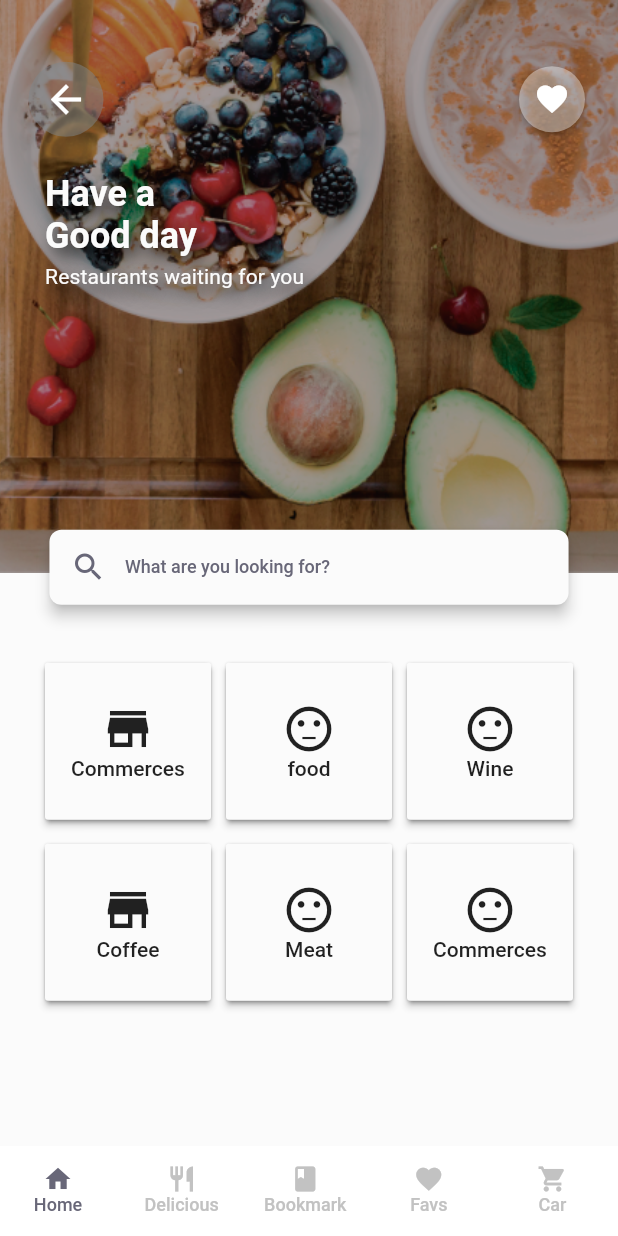
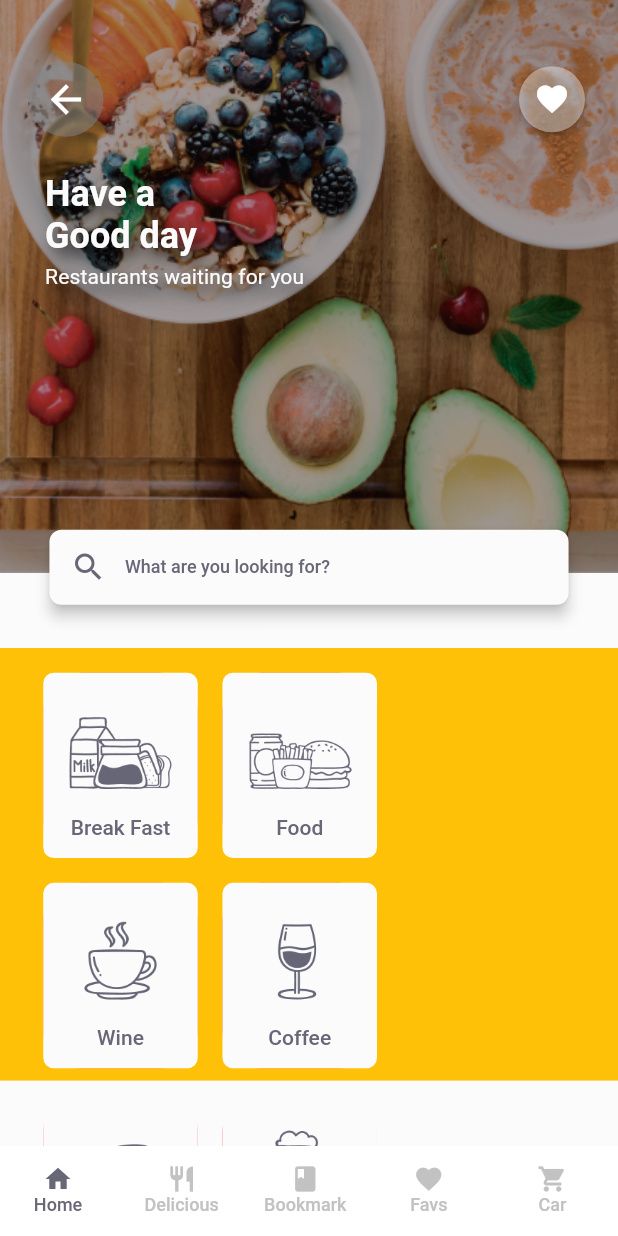
Before and after one commit to DalexisValencia/Fifth-test-app_Restaurants, a Flutter app: the screen it shows after launch, on a phone screen of 412 x 824 dp. Run offline on Flutter 3.47's test engine with Material 2 defaults, Android fonts, the phone set to English and light mode, and no system bars.

Commit message:
Iconos decategorias en el home

```diff
--- a/lib/interfaces/categories.dart
+++ b/lib/interfaces/categories.dart
@@ -3,5 +3,6 @@ import 'package:flutter/cupertino.dart';
 class Category {
   String name;
   IconData icon;
-  Category(this.name, this.icon);
+  String iconSource;
+  Category(this.name, this.icon, this.iconSource);
 }
--- a/lib/screens/home.dart
+++ b/lib/screens/home.dart
@@ -114,12 +114,12 @@ class HomePage extends StatefulWidget {
 
 class _HomePageState extends State<HomePage> {
   List<Category> _categories = [
-    Category('Commerces', Icons.store_mall_directory),
-    Category('food', Icons.sentiment_neutral),
-    Category('Wine', Icons.sentiment_neutral),
-    Category('Coffee', Icons.store_mall_directory),
-    Category('Meat', Icons.sentiment_neutral),
-    Category('Commerces', Icons.sentiment_neutral),
+    Category('Break Fast', Icons.store_mall_directory, 'assets/home-categories/category-1.png'),
+    Category('Food', Icons.sentiment_neutral, 'assets/home-categories/category-2.png'),
+    Category('Wine', Icons.sentiment_neutral, 'assets/home-categories/category-3.png'),
+    Category('Coffee', Icons.store_mall_directory, 'assets/home-categories/category-4.png'),
+    Category('Meat', Icons.sentiment_neutral, 'assets/home-categories/category-5.png'),
+    Category('Beer', Icons.sentiment_neutral, 'assets/home-categories/category-6.png'),
   ];
 
   @override
@@ -236,41 +236,78 @@ class _HomePageState extends State<HomePage> {
                   child: WhatAreYouLookinForForm()
                 ),
                 Container(
-                  transform: Matrix4.translationValues(0, -MediaQuery.of(context).size.height * 0.01, 0),
-                  // color: Colors.red,
-                  padding: EdgeInsets.fromLTRB(25, 10, 25, 10),
+                  padding: EdgeInsets.only(
+                    top: MediaQuery.of(context).size.height * 0.02,
+                    left: MediaQuery.of(context).size.width * 0.07,
+                    right: MediaQuery.of(context).size.width * 0.07
+                  ),
                   width: MediaQuery.of(context).size.width,
-                  height: MediaQuery.of(context).size.height / 2 * 0.75,
-                  child: GridView.count(
-                    padding: EdgeInsets.all(0),
-                    crossAxisCount: 3,
-                    children: List.generate(_categories.length, (index){
-                        return Card(
-                          margin: EdgeInsets.fromLTRB(5, 8, 5, 8),
-                          elevation: 1,
-                          child: RaisedButton(
-                            onPressed: (){},
-                            color: Theme.of(context).primaryColorLight,
-                            splashColor: Colors.red,
-                            child: Column(
-                              crossAxisAlignment: CrossAxisAlignment.center,
-                              mainAxisAlignment: MainAxisAlignment.center,
-                              children: <Widget>[
-                                Icon(
-                                  _categories[index].icon,
-                                  size: 36,
-                                ),
-                                FittedBox(
-                                  fit: BoxFit.scaleDown,
-                                  child: Text("${_categories[index].name}"),
-                                )
-                              ],
-                            )
-                          )
+                  height: MediaQuery.of(context).size.height * 0.35,
+                  color: Colors.amber,
+                  child: Builder(
+                      builder: (BuildContext context){
+                        List<Widget> _categoriesCard = [];
+                        _categories.map((item){
+                          _categoriesCard.add(
+                            Container(
+                              decoration: BoxDecoration(
+                                  color: Colors.red,
+                                  borderRadius: BorderRadius.circular(25)
+                              ),
+                              margin: EdgeInsets.only(
+                                bottom: MediaQuery.of(context).size.height * 0.02,
+                                right: MediaQuery.of(context).size.height * 0.02
+                              ),
+                              width: MediaQuery.of(context).size.width * 0.25,
+                              height: MediaQuery.of(context).size.height * 0.30 / 2,
+                              child: CardCategorySuggested(category:item),
+                            ),
+                          );
+                        }).toList();
+                        return Wrap(
+                          children: _categoriesCard,
                         );
-                      })
-                  )
+                      }
+                  ),
                 )
+
+
+                // Container(
+                //   transform: Matrix4.translationValues(0, -MediaQuery.of(context).size.height * 0.01, 0),
+                //   color: Colors.red,
+                //   padding: EdgeInsets.fromLTRB(25, 10, 25, 10),
+                //   width: MediaQuery.of(context).size.width,
+                //   height: MediaQuery.of(context).size.height / 2 * 0.75,
+                //   child: GridView.count(
+                //     padding: EdgeInsets.all(0),
+                //     crossAxisCount: 3,
+                //     children: List.generate(_categories.length, (index){
+                  //       return Card(
+                  //         margin: EdgeInsets.fromLTRB(5, 8, 5, 8),
+                  //         elevation: 1,
+                  //         child: RaisedButton(
+                  //           onPressed: (){},
+                  //           color: Theme.of(context).primaryColorLight,
+                  //           splashColor: Colors.red,
+                  //           child: Column(
+                  //             crossAxisAlignment: CrossAxisAlignment.center,
+                  //             mainAxisAlignment: MainAxisAlignment.center,
+                  //             children: <Widget>[
+                  //               Icon(
+                  //                 _categories[index].icon,
+                  //                 size: 36,
+                  //               ),
+                  //               FittedBox(
+                  //                 fit: BoxFit.scaleDown,
+                  //                 child: Text("${_categories[index].name}"),
+                  //               )
+                  //             ],
+                  //           )
+                  //         )
+                  //       );
+                  //     })
+                  // )
+                // )
               ],
             ),
           ),
@@ -359,3 +396,81 @@ class _WhatAreYouLookinForFormState extends State<WhatAreYouLookinForForm> {
     // );
   }
 }
+
+class CardCategorySuggested extends StatefulWidget {
+  final Category category;
+  CardCategorySuggested({this.category});
+
+  @override
+  _CardCategorySuggestedState createState() => _CardCategorySuggestedState();
+}
+
+class _CardCategorySuggestedState extends State<CardCategorySuggested> {
+  @override
+  Widget build(BuildContext context) {
+    print( widget.category );
+    return RaisedButton(
+      elevation: 0,
+      shape: RoundedRectangleBorder(
+        borderRadius: BorderRadius.circular(7)
+      ),
+      onPressed: (){},
+      color: Theme.of(context).primaryColorLight,
+      splashColor: Colors.red,
+      child: Column(
+        crossAxisAlignment: CrossAxisAlignment.center,
+        mainAxisAlignment: MainAxisAlignment.center,
+        children: <Widget>[
+          Container(
+            width: MediaQuery.of(context).size.width,
+            height: MediaQuery.of(context).size.height * 0.10,
+            decoration: BoxDecoration(
+              image: DecorationImage(
+                image: ExactAssetImage(
+                  widget.category.iconSource
+                )
+              )
+            ),
+          ),
+          // Icon(
+          //   widget.category.icon,
+          //   size: 36,
+          //   color: Theme.of(context).primaryColorDark,
+          // ),
+          FittedBox(
+            fit: BoxFit.scaleDown,
+            child: Text(
+              widget.category.name,
+              style: Theme.of(context).textTheme.bodyText1.copyWith(
+                color: Theme.of(context).primaryColorDark,
+              ),
+            ),
+          )
+        ],
+      ),
+      //     margin: EdgeInsets.fromLTRB(5, 8, 5, 8),
+      //     elevation: 1,
+      //     child: RaisedButton(
+      //       onPressed: (){},
+      //       color: Theme.of(context).primaryColorLight,
+      //       splashColor: Colors.red,
+      //       child: Column(
+      //         crossAxisAlignment: CrossAxisAlignment.center,
+      //         mainAxisAlignment: MainAxisAlignment.center,
+      //         children: <Widget>[
+      //           Icon(
+      //             _categories[index].icon,
+      //             size: 36,
+      //           ),
+      //           FittedBox(
+      //             fit: BoxFit.scaleDown,
+      //             child: Text("${_categories[index].name}"),
+      //           )
+      //         ],
+      //       )
+      //     )
+      //   );
+      // })
+    );
+  }
+}
--- a/lib/screens/restaurant.details.dart
+++ b/lib/screens/restaurant.details.dart
@@ -376,6 +376,7 @@ class _ExploreTheMenuState extends State<ExploreTheMenu> {
                       }
                       if (e.action == 'whatsapp') {
                         print('abrir whatsapp');
+
                         var whatsappUrl ="whatsapp://send?phone=3107127993";
                         if (await canLaunch(url)) {
                           launch(whatsappUrl);
--- a/lib/sections/ChipCategoriesSuggested.dart
+++ b/lib/sections/ChipCategoriesSuggested.dart
@@ -8,14 +8,14 @@ class RelatedCategories extends StatefulWidget {
 
 class RelatedCategoriesState extends State<RelatedCategories> {
   List<Category> _suggesteds = [
-    Category('Cofee', Icons.free_breakfast),
-    Category('Burgers', Icons.fastfood),
-    Category('Meat', Icons.restaurant),
-    Category('Salad', Icons.local_dining ),
-    Category('Sweets', Icons.group_work),
-    Category('Beer', Icons.local_bar),
-    Category('Cake', Icons.cake),
-    Category('Pizza', Icons.local_pizza)
+    Category('Cofee', Icons.free_breakfast, ''),
+    Category('Burgers', Icons.fastfood, ''),
+    Category('Meat', Icons.restaurant, ''),
+    Category('Salad', Icons.local_dining, '' ),
+    Category('Sweets', Icons.group_work, ''),
+    Category('Beer', Icons.local_bar, ''),
+    Category('Cake', Icons.cake, ''),
+    Category('Pizza', Icons.local_pizza, '')
   ];
   @override
    Widget build(BuildContext context) {
--- a/pubspec.yaml
+++ b/pubspec.yaml
@@ -48,6 +48,12 @@ flutter:
 
   # To add assets to your application, add an assets section, like this:
   assets:
+    - assets/home-categories/category-1.png
+    - assets/home-categories/category-2.png
+    - assets/home-categories/category-3.png
+    - assets/home-categories/category-4.png
+    - assets/home-categories/category-5.png
+    - assets/home-categories/category-6.png
     - assets/banner/break-fast.png
     - assets/banner/asian-food.png
     - assets/banner/mexican-food.png
```
Also changed, not shown: assets/home-categories/category-1.png (added), assets/home-categories/category-2.png (added), assets/home-categories/category-3.png (added), assets/home-categories/category-4.png (added), assets/home-categories/category-5.png (added), assets/home-categories/category-6.png (added).
